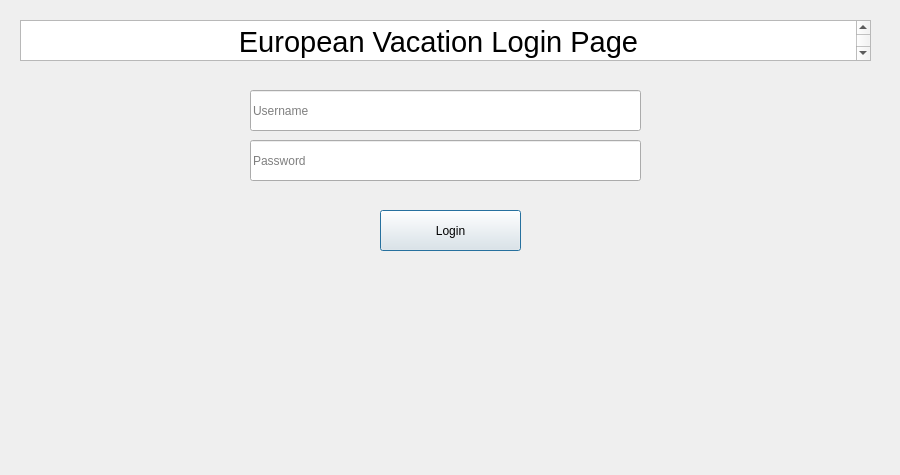
The-afroman/CS1D-vacation-project, file login.ui: the form before one commit.
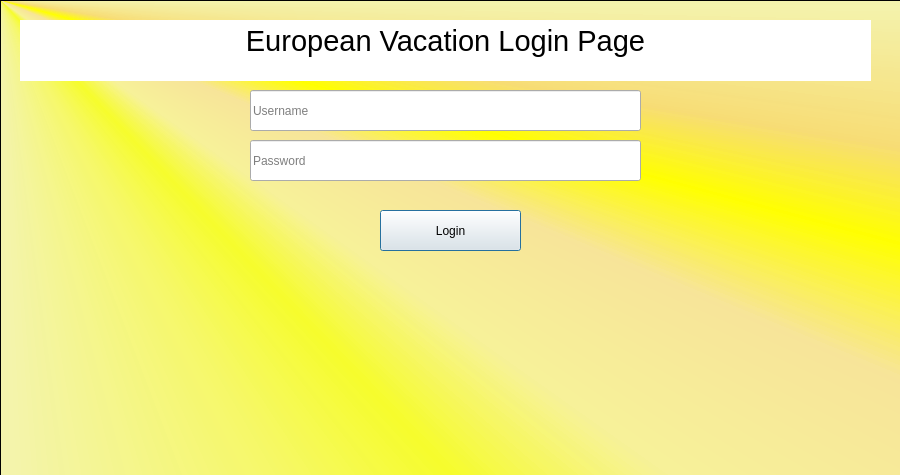
The form after the commit.

Diff of the .ui file:
```diff
--- a/login.ui
+++ b/login.ui
@@ -43,6 +43,9 @@
      <height>41</height>
     </rect>
    </property>
+   <property name="echoMode">
+    <enum>QLineEdit::Password</enum>
+   </property>
    <property name="placeholderText">
     <string>Password</string>
    </property>
@@ -66,9 +69,21 @@
      <x>20</x>
      <y>20</y>
      <width>851</width>
-     <height>41</height>
+     <height>61</height>
     </rect>
    </property>
+   <property name="autoFillBackground">
+    <bool>false</bool>
+   </property>
+   <property name="frameShape">
+    <enum>QFrame::NoFrame</enum>
+   </property>
+   <property name="verticalScrollBarPolicy">
+    <enum>Qt::ScrollBarAlwaysOff</enum>
+   </property>
+   <property name="horizontalScrollBarPolicy">
+    <enum>Qt::ScrollBarAlwaysOff</enum>
+   </property>
    <property name="html">
     <string>&lt;!DOCTYPE HTML PUBLIC &quot;-//W3C//DTD HTML 4.0//EN&quot; &quot;http://www.w3.org/TR/REC-html40/strict.dtd&quot;&gt;
 &lt;html&gt;&lt;head&gt;&lt;meta name=&quot;qrichtext&quot; content=&quot;1&quot; /&gt;&lt;style type=&quot;text/css&quot;&gt;
@@ -77,6 +92,24 @@
 &lt;p align=&quot;center&quot; style=&quot; margin-top:0px; margin-bottom:0px; margin-left:0px; margin-right:0px; -qt-block-indent:0; text-indent:0px;&quot;&gt;&lt;span style=&quot; font-family:'MS Shell Dlg 2'; font-size:22pt;&quot;&gt;European Vacation Login Page&lt;/span&gt;&lt;/p&gt;&lt;/body&gt;&lt;/html&gt;</string>
    </property>
   </widget>
+  <widget class="QGraphicsView" name="graphicsView">
+   <property name="geometry">
+    <rect>
+     <x>0</x>
+     <y>0</y>
+     <width>901</width>
+     <height>481</height>
+    </rect>
+   </property>
+   <property name="styleSheet">
+    <string notr="true">background-color: qconicalgradient(cx:0, cy:0, angle:135, stop:0 rgba(255, 255, 0, 69), stop:0.375 rgba(255, 255, 0, 69), stop:0.423533 rgba(251, 255, 0, 145), stop:0.45 rgba(247, 255, 0, 208), stop:0.477581 rgba(255, 244, 71, 130), stop:0.518717 rgba(255, 218, 71, 130), stop:0.55 rgba(255, 255, 0, 255), stop:0.57754 rgba(255, 203, 0, 130), stop:0.625 rgba(255, 255, 0, 69), stop:1 rgba(255, 255, 0, 69));</string>
+   </property>
+  </widget>
+  <zorder>graphicsView</zorder>
+  <zorder>lineEdit_username</zorder>
+  <zorder>lineEdit_password_2</zorder>
+  <zorder>pushButton_login</zorder>
+  <zorder>textBrowser</zorder>
  </widget>
  <resources/>
  <connections/>
```
